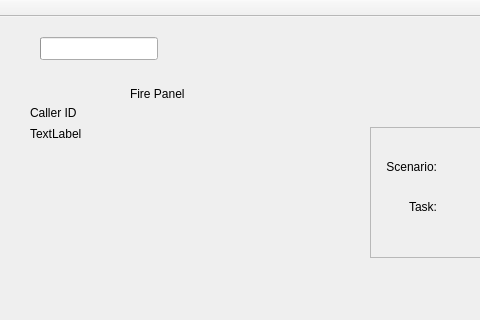
Qt form MainWindow.ui (philmacu/Azure) before a commit; both pictures show x 200 to 680 and y 0 to 320 of the 855 by 520 pixel window.
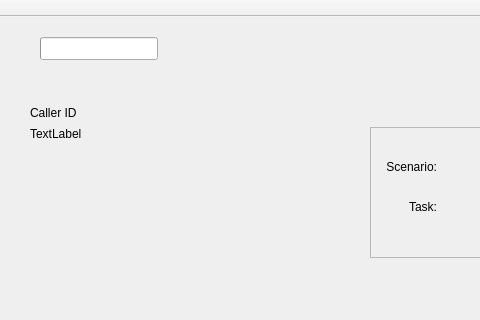
The same form after that commit.

What changed in the file:
```diff
--- a/MainWindow.ui
+++ b/MainWindow.ui
@@ -214,25 +214,6 @@
      <bool>true</bool>
     </property>
    </widget>
-   <widget class="QLabel" name="panelFireText">
-    <property name="geometry">
-     <rect>
-      <x>330</x>
-      <y>70</y>
-      <width>221</width>
-      <height>71</height>
-     </rect>
-    </property>
-    <property name="text">
-     <string>Fire Panel</string>
-    </property>
-    <property name="alignment">
-     <set>Qt::AlignLeading|Qt::AlignLeft|Qt::AlignTop</set>
-    </property>
-    <property name="wordWrap">
-     <bool>true</bool>
-    </property>
-   </widget>
    <widget class="QListWidget" name="listFires">
     <property name="geometry">
      <rect>
```
